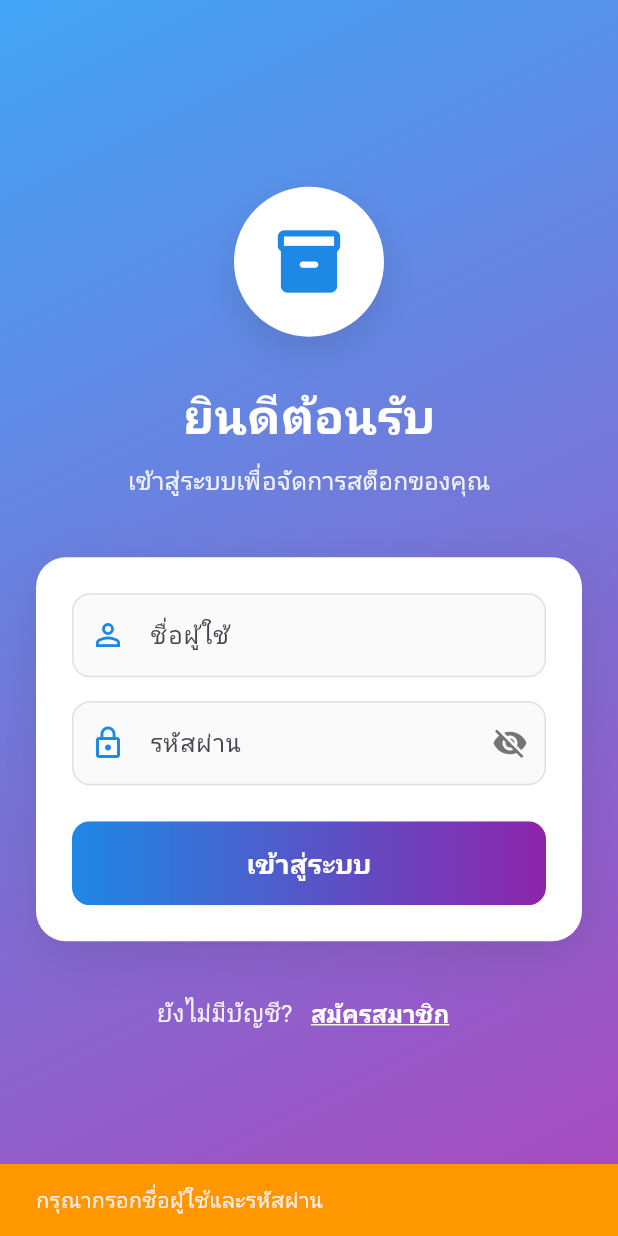
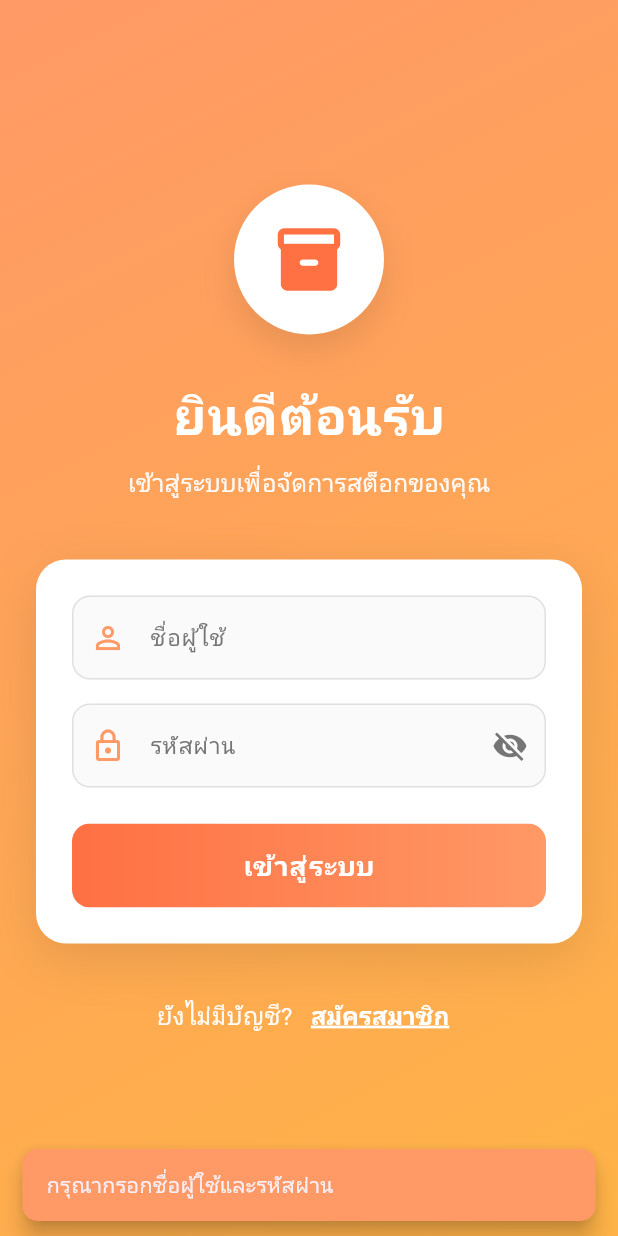
Before and after one commit to SSmikey/inventory_my_app, a Flutter app: the screen it shows after launch, after a tap on "เข้าสู่ระบบ", on a phone screen of 412 x 824 dp. Run offline on Flutter 3.47's test engine with Material 3 defaults, Android fonts, the phone set to English and light mode, and no system bars; our stand-ins replace fl_chart, shared_preferences.

Commit message:
fix login to an orange theme.

```diff
--- a/lib/screens/login_screen.dart
+++ b/lib/screens/login_screen.dart
@@ -2,6 +2,16 @@ import 'package:flutter/material.dart';
 import 'package:provider/provider.dart';
 import '../api/auth_service.dart';
 import '../providers/auth_provider.dart';
+
+// ธีมสีส้มที่สบายตา
+class AppColors {
+  static const primaryOrange = Color(0xFFFF9966); // Coral Orange
+  static const secondaryOrange = Color(0xFFFFB347); // Peach Orange
+  static const darkOrange = Color(0xFFFF7043); // Deep Coral
+  static const lightOrange = Color(0xFFFFE0B2); // Light Peach
+  static const textDark = Color(0xFF4A4A4A);
+  static const textLight = Color(0xFFFFFFFF);
+}
 
 class LoginScreen extends StatefulWidget {
   const LoginScreen({Key? key}) : super(key: key);
@@ -40,15 +50,23 @@ class _LoginScreenState extends State<LoginScreen>
     super.dispose();
   }
 
+  void _showSnackBar(String message, {bool isError = false}) {
+    ScaffoldMessenger.of(context).showSnackBar(
+      SnackBar(
+        content: Text(message),
+        backgroundColor: isError
+            ? Colors.red.shade400
+            : AppColors.primaryOrange,
+        behavior: SnackBarBehavior.floating,
+        shape: RoundedRectangleBorder(borderRadius: BorderRadius.circular(10)),
+      ),
+    );
+  }
+
   void _login() async {
     if (_usernameController.text.trim().isEmpty ||
         _passwordController.text.trim().isEmpty) {
-      ScaffoldMessenger.of(context).showSnackBar(
-        const SnackBar(
-          content: Text("กรุณากรอกชื่อผู้ใช้และรหัสผ่าน"),
-          backgroundColor: Colors.orange,
-        ),
-      );
+      _showSnackBar("กรุณากรอกชื่อผู้ใช้และรหัสผ่าน");
       return;
     }
 
@@ -60,53 +78,71 @@ class _LoginScreenState extends State<LoginScreen>
         _passwordController.text.trim(),
       );
 
-      // เก็บ token ใน AuthProvider
       await Provider.of<AuthProvider>(
         context,
         listen: false,
       ).login(data['access'], data['refresh']);
 
       if (!mounted) return;
-
-      // ไปหน้า Dashboard ด้วย Named Route
       Navigator.pushReplacementNamed(context, '/dashboard');
     } catch (e) {
       if (!mounted) return;
-
-      // ตัด prefix "Exception:" ออกไป ให้เหลือข้อความสั้น ๆ
       String errorMessage = e.toString().replaceFirst("Exception: ", "");
-
-      // ถ้า error เป็น response JSON ยาว ๆ ให้แปลงเป็นข้อความสั้น
       if (errorMessage.contains("Login failed")) {
         errorMessage = "ชื่อผู้ใช้หรือรหัสผ่านไม่ถูกต้อง";
       }
+      _showSnackBar(errorMessage, isError: true);
+    } finally {
+      if (mounted) setState(() => _isLoading = false);
+    }
+  }
 
-      ScaffoldMessenger.of(context).showSnackBar(
-        SnackBar(
-          content: Text(errorMessage),
-          backgroundColor: Colors.red.shade400,
-          behavior: SnackBarBehavior.floating,
-          shape: RoundedRectangleBorder(
-            borderRadius: BorderRadius.circular(10),
+  Widget _buildTextField({
+    required TextEditingController controller,
+    required String label,
+    required IconData icon,
+    bool obscureText = false,
+    Widget? suffixIcon,
+  }) {
+    return TextField(
+      controller: controller,
+      obscureText: obscureText,
+      style: const TextStyle(color: AppColors.textDark, fontSize: 16),
+      decoration: InputDecoration(
+        labelText: label,
+        labelStyle: TextStyle(color: Colors.grey.shade600, fontSize: 15),
+        prefixIcon: Icon(icon, color: AppColors.primaryOrange),
+        suffixIcon: suffixIcon,
+        border: OutlineInputBorder(
+          borderRadius: BorderRadius.circular(12),
+          borderSide: BorderSide(color: Colors.grey.shade300),
+        ),
+        enabledBorder: OutlineInputBorder(
+          borderRadius: BorderRadius.circular(12),
+          borderSide: BorderSide(color: Colors.grey.shade300),
+        ),
+        focusedBorder: OutlineInputBorder(
+          borderRadius: BorderRadius.circular(12),
+          borderSide: const BorderSide(
+            color: AppColors.primaryOrange,
+            width: 2,
           ),
         ),
+        filled: true,
+        fillColor: Colors.grey.shade50,
+      ),
     );
-    } finally {
-      if (mounted) {
-        setState(() => _isLoading = false);
-      }
-    }
   }
 
   @override
   Widget build(BuildContext context) {
     return Scaffold(
       body: Container(
-        decoration: BoxDecoration(
+        decoration: const BoxDecoration(
           gradient: LinearGradient(
             begin: Alignment.topLeft,
             end: Alignment.bottomRight,
-            colors: [Colors.blue.shade400, Colors.purple.shade400],
+            colors: [AppColors.primaryOrange, AppColors.secondaryOrange],
           ),
         ),
         child: SafeArea(
@@ -118,7 +154,7 @@ class _LoginScreenState extends State<LoginScreen>
                 child: Column(
                   mainAxisAlignment: MainAxisAlignment.center,
                   children: [
-                    // Logo/Icon
+                    // Logo
                     Container(
                       width: 100,
                       height: 100,
@@ -133,10 +169,10 @@ class _LoginScreenState extends State<LoginScreen>
                           ),
                         ],
                       ),
-                      child: Icon(
+                      child: const Icon(
                         Icons.inventory_2_rounded,
                         size: 50,
-                        color: Colors.blue.shade600,
+                        color: AppColors.darkOrange,
                       ),
                     ),
                     const SizedBox(height: 30),
@@ -145,9 +181,10 @@ class _LoginScreenState extends State<LoginScreen>
                     const Text(
                       "ยินดีต้อนรับ",
                       style: TextStyle(
-                        fontSize: 32,
+                        fontSize: 34,
                         fontWeight: FontWeight.bold,
                         color: Colors.white,
+                        letterSpacing: 0.5,
                       ),
                     ),
                     const SizedBox(height: 8),
@@ -155,7 +192,8 @@ class _LoginScreenState extends State<LoginScreen>
                       "เข้าสู่ระบบเพื่อจัดการสต็อกของคุณ",
                       style: TextStyle(
                         fontSize: 16,
-                        color: Colors.white.withOpacity(0.9),
+                        color: Colors.white.withOpacity(0.95),
+                        fontWeight: FontWeight.w400,
                       ),
                     ),
                     const SizedBox(height: 40),
@@ -177,50 +215,17 @@ class _LoginScreenState extends State<LoginScreen>
                       child: Column(
                         crossAxisAlignment: CrossAxisAlignment.stretch,
                         children: [
-                          // Username Field
-                          TextField(
+                          _buildTextField(
                             controller: _usernameController,
-                            decoration: InputDecoration(
-                              labelText: "ชื่อผู้ใช้",
-                              prefixIcon: Icon(
-                                Icons.person_outline,
-                                color: Colors.blue.shade600,
-                              ),
-                              border: OutlineInputBorder(
-                                borderRadius: BorderRadius.circular(12),
-                                borderSide: BorderSide(
-                                  color: Colors.grey.shade300,
-                                ),
-                              ),
-                              enabledBorder: OutlineInputBorder(
-                                borderRadius: BorderRadius.circular(12),
-                                borderSide: BorderSide(
-                                  color: Colors.grey.shade300,
-                                ),
-                              ),
-                              focusedBorder: OutlineInputBorder(
-                                borderRadius: BorderRadius.circular(12),
-                                borderSide: BorderSide(
-                                  color: Colors.blue.shade600,
-                                  width: 2,
-                                ),
-                              ),
-                              filled: true,
-                              fillColor: Colors.grey.shade50,
-                            ),
+                            label: "ชื่อผู้ใช้",
+                            icon: Icons.person_outline,
                           ),
                           const SizedBox(height: 16),
-
-                          // Password Field
-                          TextField(
+                          _buildTextField(
                             controller: _passwordController,
+                            label: "รหัสผ่าน",
+                            icon: Icons.lock_outline,
                             obscureText: _obscurePassword,
-                            decoration: InputDecoration(
-                              labelText: "รหัสผ่าน",
-                              prefixIcon: Icon(
-                                Icons.lock_outline,
-                                color: Colors.blue.shade600,
-                              ),
                             suffixIcon: IconButton(
                               icon: Icon(
                                 _obscurePassword
@@ -228,33 +233,9 @@ class _LoginScreenState extends State<LoginScreen>
                                     : Icons.visibility,
                                 color: Colors.grey.shade600,
                               ),
-                                onPressed: () {
-                                  setState(() {
-                                    _obscurePassword = !_obscurePassword;
-                                  });
-                                },
+                              onPressed: () => setState(
+                                () => _obscurePassword = !_obscurePassword,
                               ),
-                              border: OutlineInputBorder(
-                                borderRadius: BorderRadius.circular(12),
-                                borderSide: BorderSide(
-                                  color: Colors.grey.shade300,
-                                ),
-                              ),
-                              enabledBorder: OutlineInputBorder(
-                                borderRadius: BorderRadius.circular(12),
-                                borderSide: BorderSide(
-                                  color: Colors.grey.shade300,
-                                ),
-                              ),
-                              focusedBorder: OutlineInputBorder(
-                                borderRadius: BorderRadius.circular(12),
-                                borderSide: BorderSide(
-                                  color: Colors.blue.shade600,
-                                  width: 2,
-                                ),
-                              ),
-                              filled: true,
-                              fillColor: Colors.grey.shade50,
                             ),
                           ),
                           const SizedBox(height: 24),
@@ -265,10 +246,10 @@ class _LoginScreenState extends State<LoginScreen>
                             child: _isLoading
                                 ? Container(
                                     decoration: BoxDecoration(
-                                      gradient: LinearGradient(
+                                      gradient: const LinearGradient(
                                         colors: [
-                                          Colors.blue.shade400,
-                                          Colors.purple.shade400,
+                                          AppColors.primaryOrange,
+                                          AppColors.secondaryOrange,
                                         ],
                                       ),
                                       borderRadius: BorderRadius.circular(12),
@@ -294,10 +275,10 @@ class _LoginScreenState extends State<LoginScreen>
                                     ),
                                     child: Ink(
                                       decoration: BoxDecoration(
-                                        gradient: LinearGradient(
+                                        gradient: const LinearGradient(
                                           colors: [
-                                            Colors.blue.shade600,
-                                            Colors.purple.shade600,
+                                            AppColors.darkOrange,
+                                            AppColors.primaryOrange,
                                           ],
                                         ),
                                         borderRadius: BorderRadius.circular(12),
@@ -310,6 +291,7 @@ class _LoginScreenState extends State<LoginScreen>
                                             fontSize: 18,
                                             fontWeight: FontWeight.bold,
                                             color: Colors.white,
+                                            letterSpacing: 0.5,
                                           ),
                                         ),
                                       ),
@@ -328,17 +310,16 @@ class _LoginScreenState extends State<LoginScreen>
                         Text(
                           "ยังไม่มีบัญชี? ",
                           style: TextStyle(
-                            color: Colors.white.withOpacity(0.9),
+                            color: Colors.white.withOpacity(0.95),
                             fontSize: 16,
+                            fontWeight: FontWeight.w400,
                           ),
                         ),
                         TextButton(
-                          onPressed: () {
-                            Navigator.pushReplacementNamed(
+                          onPressed: () => Navigator.pushReplacementNamed(
                             context,
                             '/register',
-                            );
-                          },
+                          ),
                           style: TextButton.styleFrom(
                             padding: const EdgeInsets.symmetric(
                               horizontal: 8,
@@ -353,6 +334,7 @@ class _LoginScreenState extends State<LoginScreen>
                               fontWeight: FontWeight.bold,
                               decoration: TextDecoration.underline,
                               decorationColor: Colors.white,
+                              decorationThickness: 2,
                             ),
                           ),
                         ),
```
Lines whose indentation alone changed are shown as unchanged.
